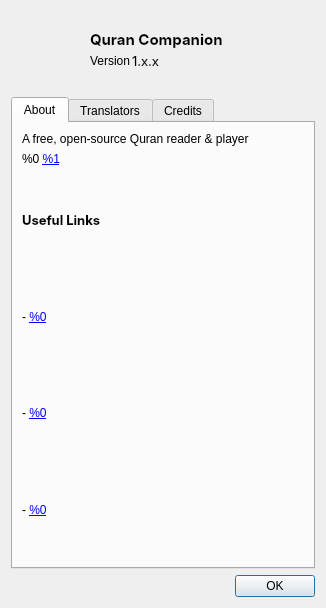
First picture: the form in src/dialogs/aboutdialog.ui, repository 0xzer0x/quran-companion, before the edit.
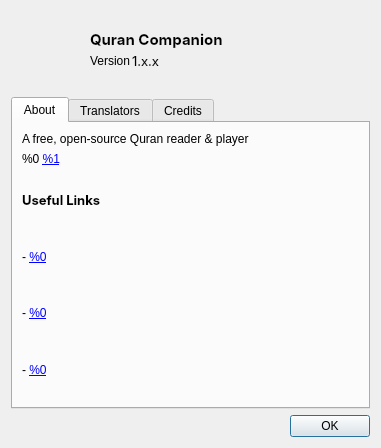
Second picture: the form after the edit. Icons and pictures are not drawn.

Commit message: docs: change homepage in about dialog

What changed in the file:
```diff
--- a/src/dialogs/aboutdialog.ui
+++ b/src/dialogs/aboutdialog.ui
@@ -6,8 +6,8 @@
    <rect>
     <x>0</x>
     <y>0</y>
-    <width>326</width>
-    <height>608</height>
+    <width>381</width>
+    <height>448</height>
    </rect>
   </property>
   <property name="windowTitle">
@@ -233,7 +233,7 @@
             <string notr="true">https://github.com/0xzer0x/quran-companion</string>
            </property>
            <property name="text">
-            <string notr="true">- &lt;a href=&quot;https://github.com/0xzer0x/quran-companion&quot;&gt;%0&lt;/a&gt;</string>
+            <string notr="true">- &lt;a href=&quot;https://0xzer0x.github.io/projects/quran-companion&quot;&gt;%0&lt;/a&gt;</string>
            </property>
            <property name="openExternalLinks">
             <bool>true</bool>
```
Left out of the diff: 2 changed lines with no effect on the pictures.
